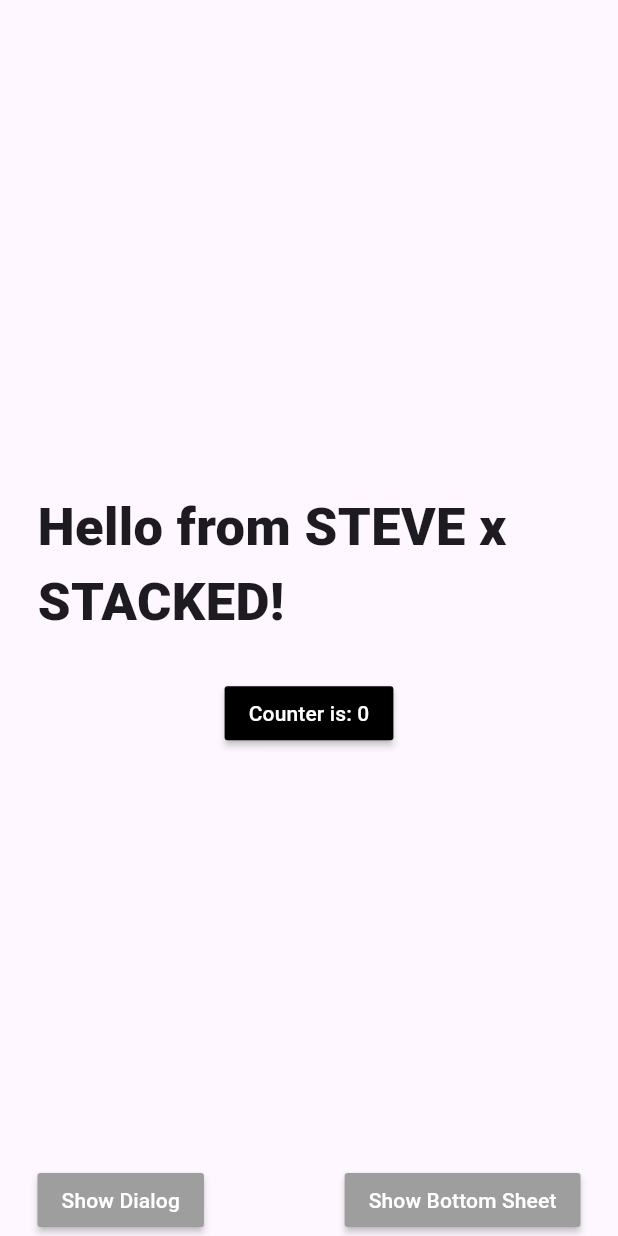
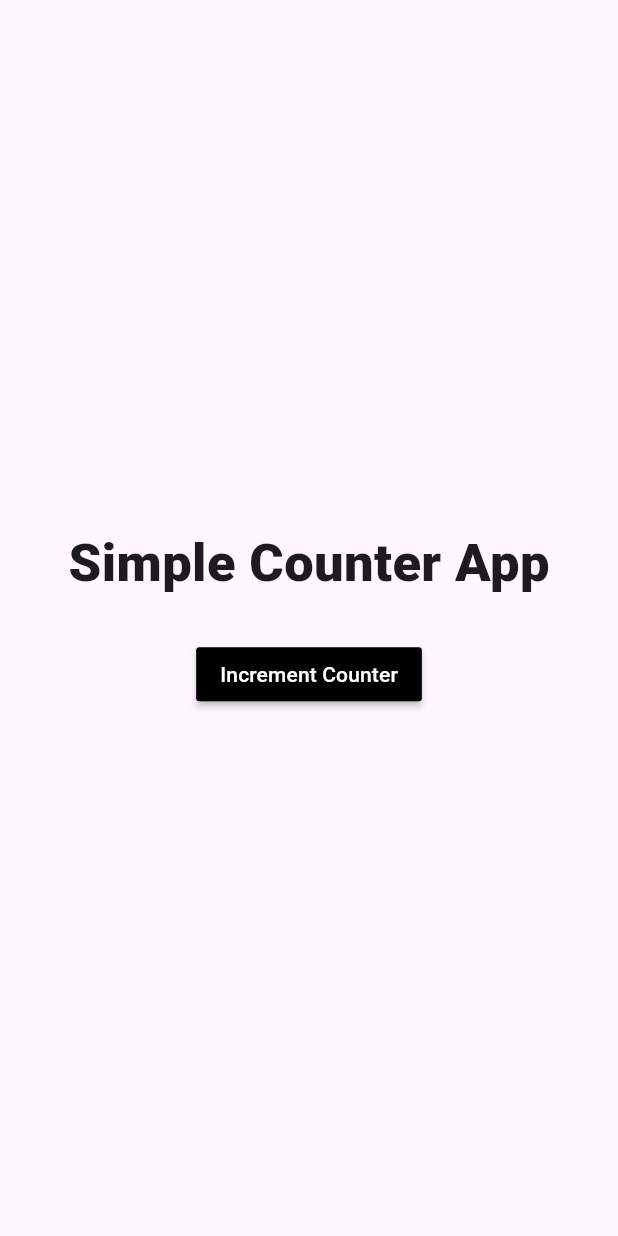
Before and after one commit to akbar904/gyde-app-prototype, a Flutter app: the screen it shows after launch, on a phone screen of 412 x 824 dp. Run offline on Flutter 3.47's test engine with Material 3 defaults, Android fonts, the phone set to English and light mode, and no system bars; our stand-ins replace gap, stacked, stacked_services, stacked_shared.

Commit message:
Update files

```diff
--- a/src/lib/features/home/home_view.dart
+++ b/src/lib/features/home/home_view.dart
@@ -1,31 +1,23 @@
+
 import 'package:flutter/material.dart';
 import 'package:gap/gap.dart';
 import 'package:stacked/stacked.dart';
 
-import 'home_viewmodel.dart';
-
-class HomeView extends StackedView<HomeViewModel> {
+class HomeView extends StatelessWidget {
 	const HomeView({super.key});
 
 	@override
-  Widget builder(
-    BuildContext context,
-    HomeViewModel viewModel,
-    Widget? child,
-  ) {
+	Widget build(BuildContext context) {
 		return Scaffold(
 			body: SafeArea(
 				child: Padding(
 					padding: const EdgeInsets.symmetric(horizontal: 25),
 					child: Center(
 						child: Column(
-              mainAxisAlignment: MainAxisAlignment.spaceBetween,
-              children: [
-                const Gap(50),
-                Column(
+							mainAxisAlignment: MainAxisAlignment.center,
 							children: [
 								const Text(
-                      'Hello from STEVE x STACKED!',
+									'Simple Counter App',
 									style: TextStyle(
 										fontSize: 35,
 										fontWeight: FontWeight.w900,
@@ -34,38 +26,13 @@ class HomeView extends StackedView<HomeViewModel> {
 								const Gap(25),
 								MaterialButton(
 									color: Colors.black,
-                      onPressed: viewModel.incrementCounter,
-                      child: Text(
-                        viewModel.counterLabel,
-                        style: const TextStyle(color: Colors.white),
+									onPressed: () {
+										// Logic to increment counter
+									},
+									child: const Text(
+										'Increment Counter',
+										style: TextStyle(color: Colors.white),
 									),
-                    ),
-                  ],
-                ),
-                Row(
-                  mainAxisAlignment: MainAxisAlignment.spaceBetween,
-                  children: [
-                    MaterialButton(
-                      color: Colors.grey,
-                      onPressed: viewModel.showDialog,
-                      child: const Text(
-                        'Show Dialog',
-                        style: TextStyle(
-                          color: Colors.white,
-                        ),
-                      ),
-                    ),
-                    MaterialButton(
-                      color: Colors.grey,
-                      onPressed: viewModel.showBottomSheet,
-                      child: const Text(
-                        'Show Bottom Sheet',
-                        style: TextStyle(
-                          color: Colors.white,
-                        ),
-                      ),
-                    ),
-                  ],
 								),
 							],
 						),
@@ -74,10 +41,4 @@ class HomeView extends StackedView<HomeViewModel> {
 			),
 		);
 	}
-
-  @override
-  HomeViewModel viewModelBuilder(
-    BuildContext context,
-  ) =>
-      HomeViewModel();
 }
```
Also changed, not shown: src/lib/app/app.dart (+15 -0 lines), src/lib/features/home/home_viewmodel.dart (+3 -5 lines), src/lib/features/onboarding/auth_options_view.dart (added, +54 -0 lines), src/lib/features/onboarding/email_collection_view.dart (added, +58 -0 lines), src/lib/features/onboarding/phone_input_view.dart (added, +52 -0 lines), src/lib/features/onboarding/terms_conditions_view.dart (added, +54 -0 lines), src/lib/features/onboarding/verification_code_view.dart (added, +60 -0 lines), src/lib/features/onboarding/welcome_confirmation_view.dart (added, +51 -0 lines), src/lib/features/onboarding/welcome_view.dart (added, +39 -0 lines). Lines whose indentation alone changed are shown as unchanged.
